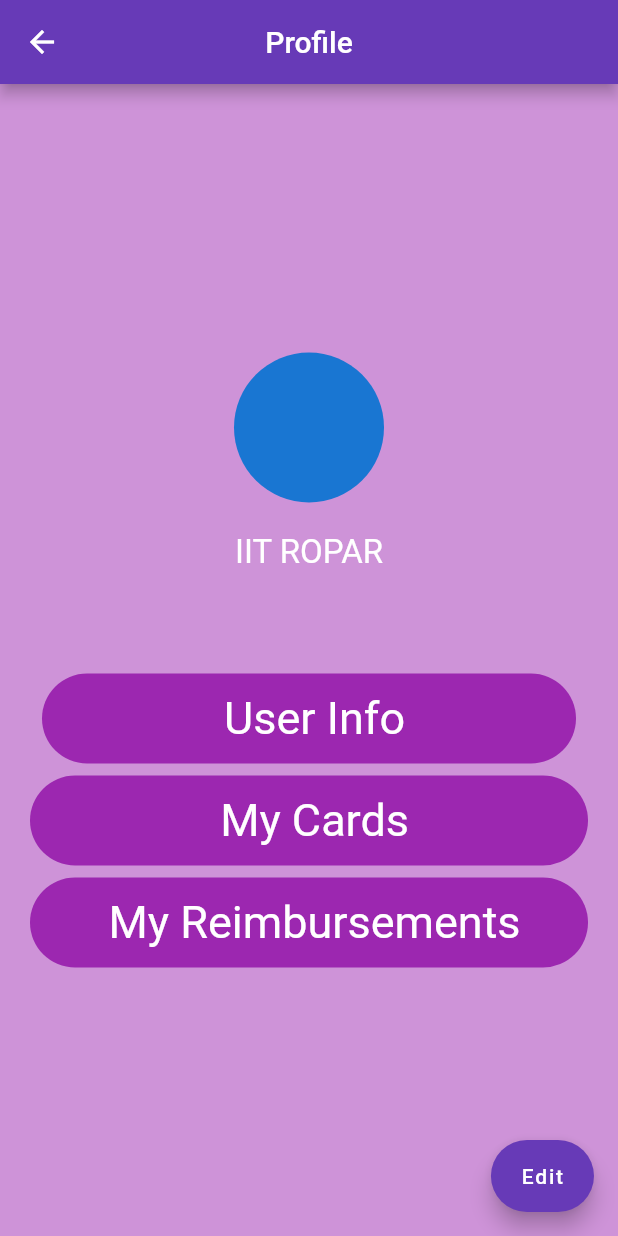
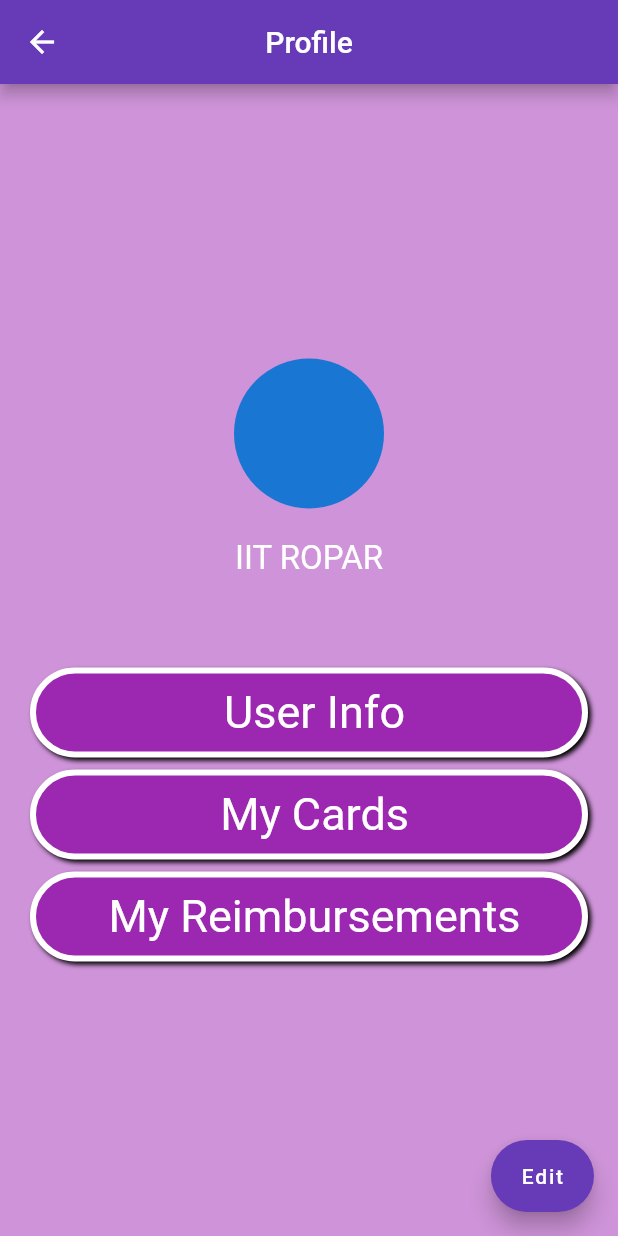
Before and after one commit to mrshinde/Reimbursify, a Flutter app: the screen it shows after launch, after a tap on "Profile", on a phone screen of 412 x 824 dp. Run offline on Flutter 3.47's test engine with Material 2 defaults, Android fonts, the phone set to English and light mode, and no system bars; our stand-ins replace date_time_picker, file_picker, open_file, pdf, share, shared_preferences and 1 more; missing offline and left inert: currency_picker, flutter_simple_dependency_injection, syncfusion_flutter_pdf, syncfusion_flutter_xlsio; accounts and stored records are empty; statements that could not run were skipped.

Commit message:
11:39 12-05

```diff
--- a/lib/Home/profile.dart
+++ b/lib/Home/profile.dart
@@ -99,10 +99,24 @@
                             padding: const EdgeInsets.fromLTRB(20.0, 20, 20, 0),
                             child: Container(
                                 height: 60,
-                                margin: EdgeInsets.all(8),
+                                margin: EdgeInsets.only(bottom: 8),
                                 padding: EdgeInsets.all(8),
                                 width: MediaQuery.of(context).size.width,
                                 decoration: BoxDecoration(
+                                  boxShadow: [
+                                    BoxShadow(
+                                      color: Colors.black,
+                                      blurRadius: 2.0,
+                                      spreadRadius: 0.0,
+                                      offset: Offset(2.0,
+                                          2.0), // shadow direction: bottom right
+                                    )
+                                  ],
+                                  // boxShadow: ,
+                                  border: Border.all(
+                                    color: Colors.white,
+                                    width: 4,
+                                  ),
                                   borderRadius: BorderRadius.circular(40),
                                   color: Colors.purple,
                                 ),
@@ -130,6 +144,19 @@
                                 padding: EdgeInsets.all(8),
                                 width: MediaQuery.of(context).size.width,
                                 decoration: BoxDecoration(
+                                  boxShadow: [
+                                    BoxShadow(
+                                      color: Colors.black,
+                                      blurRadius: 2.0,
+                                      spreadRadius: 0.0,
+                                      offset: Offset(2.0,
+                                          2.0), // shadow direction: bottom right
+                                    )
+                                  ],
+                                  border: Border.all(
+                                    color: Colors.white,
+                                    width: 4,
+                                  ),
                                   borderRadius: BorderRadius.circular(40),
                                   color: Colors.purple,
                                 ),
@@ -156,6 +183,19 @@
                                 padding: EdgeInsets.all(8),
                                 width: MediaQuery.of(context).size.width,
                                 decoration: BoxDecoration(
+                                  boxShadow: [
+                                    BoxShadow(
+                                      color: Colors.black,
+                                      blurRadius: 2.0,
+                                      spreadRadius: 0.0,
+                                      offset: Offset(2.0,
+                                          2.0), // shadow direction: bottom right
+                                    )
+                                  ],
+                                  border: Border.all(
+                                    color: Colors.white,
+                                    width: 4,
+                                  ),
                                   borderRadius: BorderRadius.circular(40),
                                   color: Colors.purple,
                                 ),
--- a/lib/homepage.dart
+++ b/lib/homepage.dart
@@ -64,8 +64,8 @@
           files[0], documentsDirectory.path + "/" + "reimbursement1.db");
 
       // open the database
-      Database _db = await openDatabase(documentsDirectory.path + "/" + "reimbursement1.db");
-
+      Database _db = await openDatabase(
+          documentsDirectory.path + "/" + "reimbursement1.db");
     }
   }
 
@@ -84,7 +84,8 @@
         body: SafeArea(
           child: Column(
             children: [
-              Expanded(
+              Container(
+                height: 500,
                 // padding: const EdgeInsets.all(8.0),
                 child: Padding(
                   padding: const EdgeInsets.all(8.0),
@@ -92,7 +93,7 @@
                     // primary: false,
                     crossAxisSpacing: 10,
                     mainAxisSpacing: 10,
-                    maxCrossAxisExtent: 300.0,
+                    maxCrossAxisExtent: 200.0,
                     children: [
                       Card(
                         child: InkWell(
```
